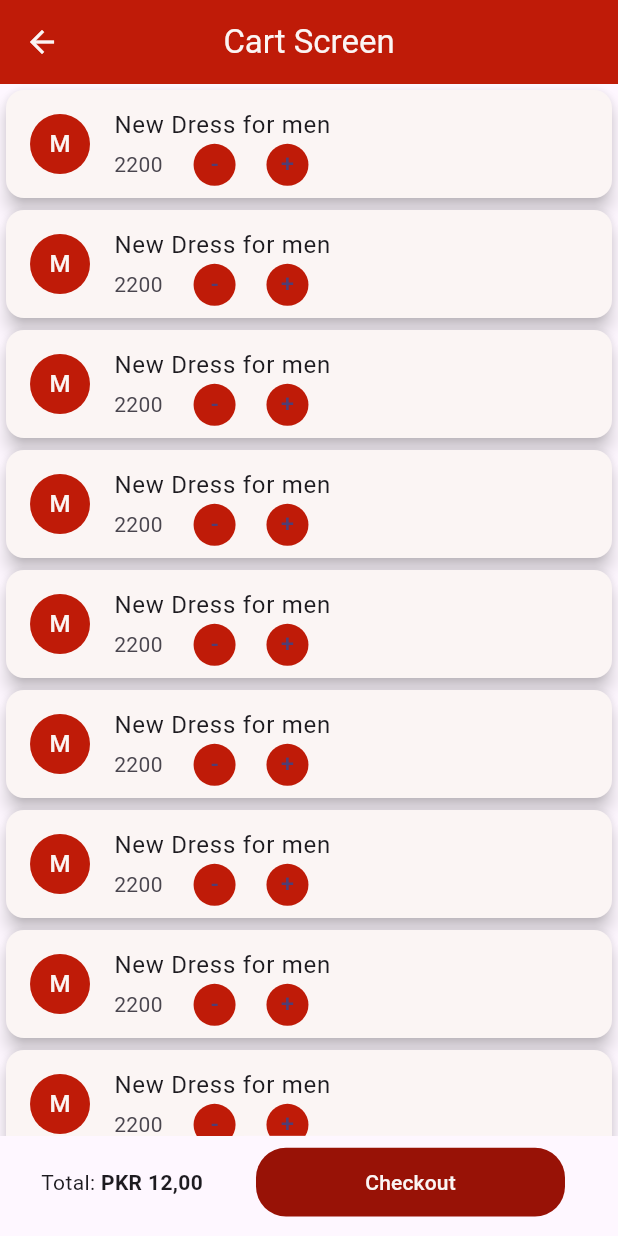
After one commit to matti-khan/ecomm, a Flutter app: the CartScreen screen opened directly, on a phone screen of 412 x 824 dp. The commit adds this screen. Run offline on Flutter 3.47's test engine with Material 3 defaults, Android fonts, the phone set to English and light mode, and no system bars; our stand-ins replace cached_network_image, carousel_slider, cloud_firestore, firebase_auth, firebase_core, firebase_messaging and 5 more; missing offline and left inert: image_card; accounts and stored records are empty.

Commit message:
added products in cart

```diff
--- /dev/null
+++ b/lib/screens/user_ui/cart_screen.dart
@@ -0,0 +1,98 @@
+import 'package:e_comm/utils/app_constants.dart';
+import 'package:e_comm/widgets/custom_app_bar.dart';
+import 'package:flutter/material.dart';
+import 'package:get/get.dart';
+
+class CartScreen extends StatelessWidget {
+  const CartScreen({super.key});
+
+  @override
+  Widget build(BuildContext context) {
+    return Scaffold(
+      appBar: CustomAppBar(title: "Cart Screen"),
+      body: Container(
+        child: ListView.builder(
+          itemCount: 20,
+          shrinkWrap: true,
+          physics: const BouncingScrollPhysics(),
+          itemBuilder: (context, index) {
+            return Card(
+              color: AppConstants.appTextColor,
+              elevation: 5,
+              child: ListTile(
+                leading: CircleAvatar(
+                  backgroundColor: AppConstants.appMainColor,
+                  child: Text(
+                    "M",
+                    style: TextStyle(color: AppConstants.appTextColor),
+                  ),
+                ),
+                title: Text("New Dress for men"),
+                subtitle: Row(
+                  mainAxisAlignment: MainAxisAlignment.start,
+                  children: [
+                    Text("2200"),
+                    SizedBox(
+                      width: Get.width / 20,
+                    ),
+                    CircleAvatar(
+                      radius: 14,
+                      backgroundColor: AppConstants.appMainColor,
+                      child: Text("-"),
+                    ),
+                    SizedBox(
+                      width: Get.width / 20,
+                    ),
+                    CircleAvatar(
+                      radius: 14,
+                      backgroundColor: AppConstants.appMainColor,
+                      child: Text("+"),
+                    ),
+                  ],
+                ),
+              ),
+            );
+          },
+        ),
+      ),
+      bottomNavigationBar: Container(
+        margin: const EdgeInsets.only(bottom: 5),
+        child: Row(
+          mainAxisAlignment: MainAxisAlignment.spaceEvenly,
+          children: [
+            const Text.rich(
+              TextSpan(
+                children: [
+                  TextSpan(
+                    text: "Total: ",
+                  ),
+                  TextSpan(text: "PKR 12,00",style: TextStyle(fontWeight: FontWeight.bold),)
+                ],
+              ),
+            ),
+            Material(
+              child: Padding(
+                padding: const EdgeInsets.all(8.0),
+                child: Container(
+                  width: Get.width / 2,
+                  height: Get.height / 18,
+                  decoration: BoxDecoration(
+                    color: AppConstants.appSecondaryColor,
+                    borderRadius: BorderRadius.circular(20),
+                  ),
+                  child: TextButton(
+                    onPressed: () {},
+                    child: const Text(
+                      "Checkout",
+                      style: TextStyle(color: AppConstants.appTextColor),
+                    ),
+                  ),
+                ),
+              ),
+            ),
+          ],
+        ),
+      ),
+    );
+  }
+}
```
Also changed, not shown: lib/models/cart_model.dart (added, +71 -0 lines), lib/screens/user_ui/main_screen.dart (+15 -5 lines), lib/screens/user_ui/product_detail_screen.dart (+62 -2 lines).
